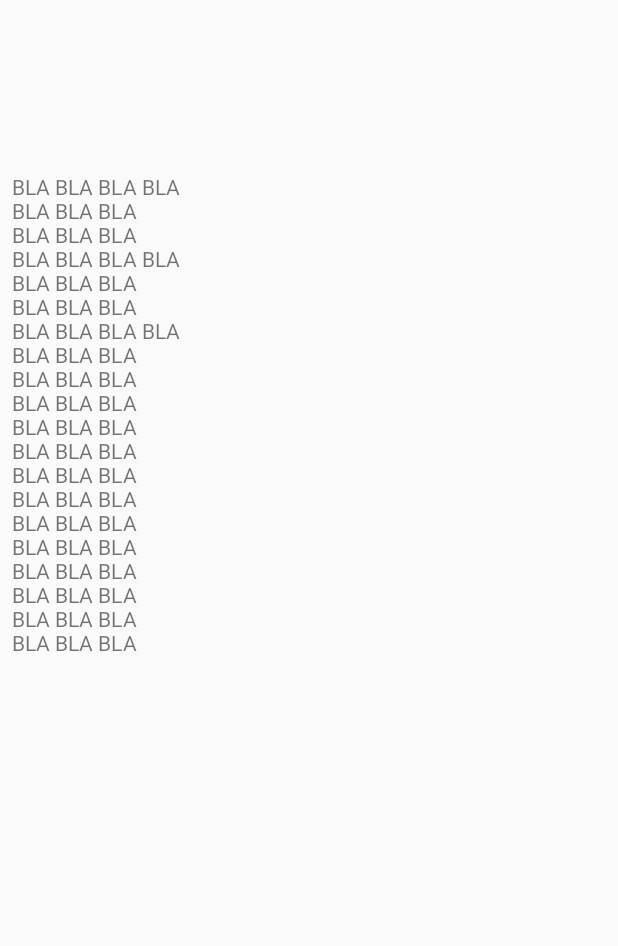
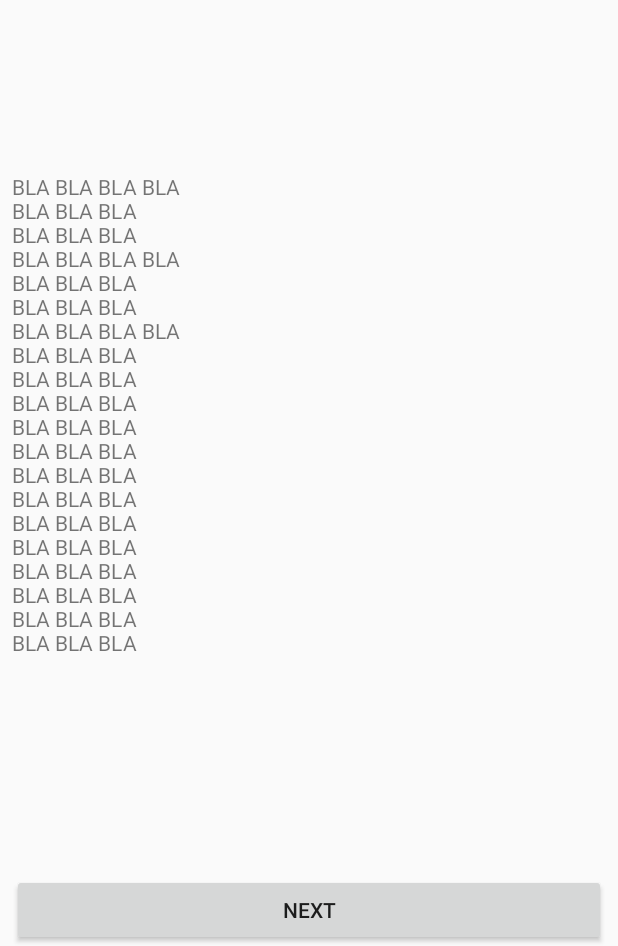
Before and after one commit to albertogoffi/hackthlete, an Android app: the ExerciseActivity screen opened directly, with no data from a screen before it, on a phone screen of 412 x 824 dp, the part 290-1236 px from its top. Run offline under Robolectric (Android 15) with nearby library versions, the phone set to English and light mode, and no system bars; libraries missing offline, so code that uses them is left out: com.google.maps.android, com.google.maps.model; 1 statement that could not run was skipped.

Commit message:
Improve exercise view

```diff
--- /dev/null
+++ b/app/src/main/java/com/outhlete/outhlete/App.java
@@ -0,0 +1,17 @@
+package com.outhlete.outhlete;
+
+import android.app.Application;
+
+import com.outhlete.outhlete.domain.Workout;
+
+public class App extends Application {
+    private Workout workout;
+
+    public Workout getWorkout() {
+        return workout;
+    }
+
+    public void setWorkout(Workout workout) {
+        this.workout = workout;
+    }
+}
--- a/app/src/main/res/layout/activity_exercise.xml
+++ b/app/src/main/res/layout/activity_exercise.xml
@@ -16,7 +16,8 @@
 
     <ScrollView
         android:layout_width="match_parent"
-        android:layout_height="wrap_content"
+        android:layout_height="0dp"
+        android:layout_weight="1"
         android:fillViewport="true"
         android:paddingTop="8dp">
 
@@ -42,4 +43,11 @@
                 \nBLA BLA BLA\nBLA BLA BLA\nBLA BLA BLA\nBLA BLA BLA\nBLA BLA BLA" />
         </LinearLayout>
     </ScrollView>
+
+    <Button
+        android:id="@+id/buttonNext"
+        android:layout_width="match_parent"
+        android:layout_height="wrap_content"
+        android:onClick="moveToNextExercise"
+        android:text="Next" />
 </LinearLayout>
```
Also changed, not shown: app/src/main/java/com/outhlete/outhlete/ExerciseActivity.kt (+17 -1 lines).
